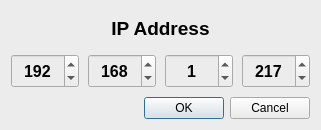
The window that ui/dialogwidget/networkdialog.ui (15903016222/Voice) describes before a commit, drawn with Qt 5.
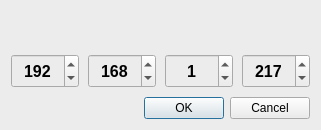
The same window after the commit.

Commit message: Added：增加设置对话框标题及QSpinBox的值的槽函数

The edit to the form file:
```diff
--- a/ui/dialogwidget/networkdialog.ui
+++ b/ui/dialogwidget/networkdialog.ui
@@ -49,7 +49,7 @@
          </font>
         </property>
         <property name="text">
-         <string>IP Address</string>
+         <string/>
         </property>
         <property name="alignment">
          <set>Qt::AlignCenter</set>
```
Left out of the diff: 8 changed lines with no effect on the pictures. The commit also changes 3 other files.
